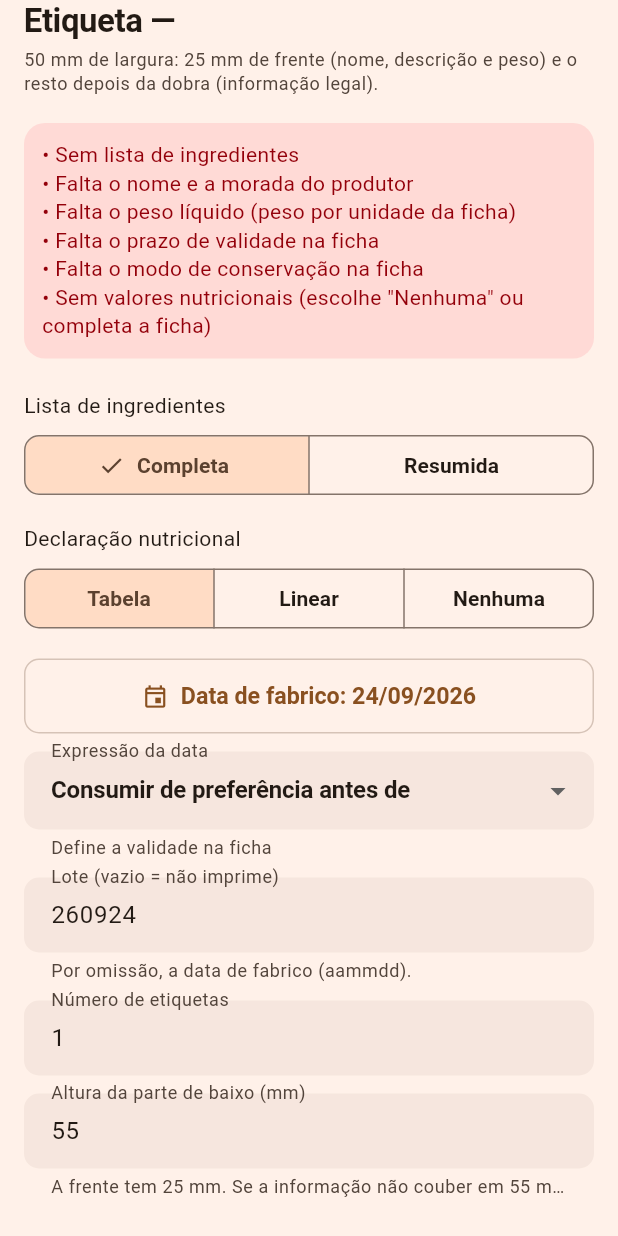
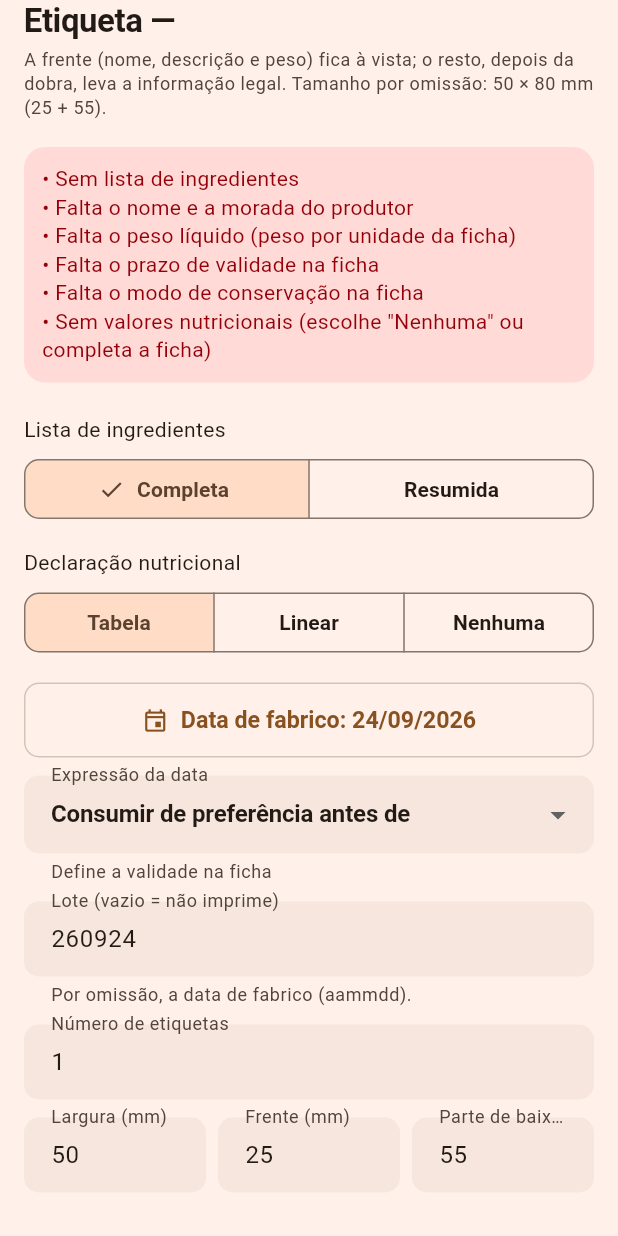
Before and after one commit to MauroJPA/turnkey_app, a Flutter app: the _Sheet widget shown alone on an empty page, opened directly with empty values, on a phone screen of 412 x 824 dp. Run offline on Flutter 3.47's test engine with Material 3 defaults, Android fonts, the phone set to English and light mode, and no system bars; our stand-ins replace csv, file_picker, flutter_riverpod, flutter_secure_storage, freezed_annotation, go_router and 1 more; missing offline and left inert: dart:html; accounts and stored records are empty.

Commit message:
Etiqueta: dimensões configuráveis com mínimo medido e alergénio destacado no nome
Largura, altura da frente e da parte de baixo passam a ser campos; a app mede
o texto e recomenda o mínimo. Quando o nome já contém o alergénio (Leite
condensado, Ovo líquido) destaca-se essa palavra sem repetir entre parênteses.

Co-Authored-By: Claude Sonnet 5 <noreply@anthropic.com>

```diff
--- a/lib/src/core/printing/print_etiquetas.dart
+++ b/lib/src/core/printing/print_etiquetas.dart
@@ -1,4 +1,5 @@
 // ignore_for_file: deprecated_member_use, avoid_web_libraries_in_flutter
+import 'dart:async';
 import 'dart:html' as html;
 
 /// Abre [paginaHtml] (página completa, com o seu próprio botão de imprimir)
@@ -7,3 +8,45 @@ void abrirPaginaEtiquetas(String paginaHtml) {
   final blob = html.Blob([paginaHtml], 'text/html');
   html.window.open(html.Url.createObjectUrlFromBlob(blob), '_blank');
 }
+
+/// Altura, em mm, que a frente e a parte de baixo da etiqueta ocupam de facto
+/// (medida ao desenhar a página, sem limite de altura).
+typedef MedidasEtiqueta = ({double frenteMm, double corpoMm});
+
+/// Desenha a página (gerada por [gerar] com um token de medição) num iframe
+/// escondido e devolve as alturas medidas, ou `null` se não foi possível.
+Future<MedidasEtiqueta?> medirEtiqueta(
+  String Function(String token) gerar,
+) async {
+  final token = DateTime.now().microsecondsSinceEpoch.toString();
+  final resposta = Completer<MedidasEtiqueta?>();
+  final sub = html.window.onMessage.listen((e) {
+    final d = e.data;
+    if (d is! String || !d.startsWith('etq:$token:')) return;
+    final p = d.split(':');
+    final f = double.tryParse(p.length > 2 ? p[2] : '');
+    final c = double.tryParse(p.length > 3 ? p[3] : '');
+    if (!resposta.isCompleted) {
+      resposta.complete(
+        f == null || c == null ? null : (frenteMm: f, corpoMm: c),
+      );
+    }
+  });
+  final frame = html.IFrameElement()
+    ..style.position = 'fixed'
+    ..style.left = '-10000px'
+    ..style.top = '0'
+    ..style.width = '800px'
+    ..style.height = '600px'
+    ..style.visibility = 'hidden'
+    ..srcdoc = gerar(token);
+  html.document.body!.append(frame);
+  try {
+    return await resposta.future.timeout(const Duration(seconds: 5));
+  } on Object {
+    return null;
+  } finally {
+    await sub.cancel();
+    frame.remove();
+  }
+}
--- a/lib/src/features/products/domain/etiqueta.dart
+++ b/lib/src/features/products/domain/etiqueta.dart
@@ -20,7 +20,7 @@ enum EtiquetaData {
   final String texto;
 }
 
-/// Tudo o que entra numa etiqueta de 50 × 80 mm: 25 mm de frente (nome e
+/// Tudo o que entra numa etiqueta (por omissão 50 × 80 mm: 25 mm de frente, nome e
 /// descrição) e 55 mm depois da dobra (informação legal).
 class EtiquetaDados {
   const EtiquetaDados({
@@ -40,6 +40,8 @@ class EtiquetaDados {
     this.lote = '',
     this.produtor = '',
     this.copias = 1,
+    this.larguraMm = 50,
+    this.alturaFrenteMm = 25,
     this.alturaCorpoMm = 55,
   });
 
@@ -67,10 +69,16 @@ class EtiquetaDados {
   final String produtor;
   final int copias;
 
-  /// Altura da parte de baixo (depois da dobra); a frente tem sempre 25 mm.
+  /// Largura da etiqueta.
+  final int larguraMm;
+
+  /// Altura da frente (nome, descrição e peso), até à dobra.
+  final int alturaFrenteMm;
+
+  /// Altura da parte de baixo (depois da dobra).
   final int alturaCorpoMm;
 
-  int get alturaTotalMm => 25 + alturaCorpoMm;
+  int get alturaTotalMm => alturaFrenteMm + alturaCorpoMm;
 
   DateTime get validade => fabrico.add(Duration(days: validadeDias));
 }
@@ -183,10 +191,13 @@ $corpo</section>
 </div>''';
 }
 
-/// Página HTML completa com [EtiquetaDados.copias] etiquetas de 50 × 80 mm:
+/// Página HTML completa com [EtiquetaDados.copias] etiquetas:
 /// no ecrã mostra a primeira ampliada, com um botão para imprimir e avisos se
 /// o texto não couber; ao imprimir, sai uma etiqueta por página.
-String etiquetaPagina(EtiquetaDados d) {
+///
+/// Com [tokenMedicao], a página envia à janela que a contém as alturas
+/// mínimas medidas (`etq:<token>:<frente>:<corpo>`), para a app as mostrar.
+String etiquetaPagina(EtiquetaDados d, {String tokenMedicao = ''}) {
   final copias = d.copias < 1 ? 1 : d.copias;
   final etiquetas = StringBuffer();
   for (var i = 0; i < copias; i++) {
@@ -199,12 +210,12 @@ String etiquetaPagina(EtiquetaDados d) {
 <meta charset="utf-8">
 <title>Etiqueta — ${_esc(d.nome)}</title>
 <style>
-  @page { size: 50mm ${d.alturaTotalMm}mm; margin: 0; }
+  @page { size: ${d.larguraMm}mm ${d.alturaTotalMm}mm; margin: 0; }
   * { box-sizing: border-box; }
   body { margin: 0; font-family: Arial, Helvetica, sans-serif; color: #000; }
-  .etq { width: 50mm; height: ${d.alturaTotalMm}mm; overflow: hidden; background: #fff; break-after: page; page-break-after: always; position: relative; }
+  .etq { width: ${d.larguraMm}mm; height: ${d.alturaTotalMm}mm; overflow: hidden; background: #fff; break-after: page; page-break-after: always; position: relative; }
   .etq:last-child { break-after: auto; page-break-after: auto; }
-  .topo { height: 25mm; padding: 2mm 2.5mm; overflow: hidden; text-align: center; display: flex; flex-direction: column; justify-content: center; }
+  .topo { height: ${d.alturaFrenteMm}mm; padding: 2mm 2.5mm; overflow: hidden; text-align: center; display: flex; flex-direction: column; justify-content: center; }
   .topo h1 { font-size: 13pt; margin: 0 0 1mm; text-transform: uppercase; line-height: 1.1; }
   .topo .desc { font-size: 7.5pt; margin: 0; line-height: 1.2; }
   .topo .peso { font-size: 8pt; font-weight: bold; margin: 1.2mm 0 0; }
@@ -234,7 +245,8 @@ String etiquetaPagina(EtiquetaDados d) {
 <body>
 <div class="barra">
   <button onclick="window.print()">Imprimir $copias etiqueta${copias == 1 ? '' : 's'}</button>
-  <span> 50 × ${d.alturaTotalMm} mm · frente 25 mm + ${d.alturaCorpoMm} mm depois da dobra. No diálogo: papel 50 × ${d.alturaTotalMm} mm, margens nenhumas, escala 100 %.</span>
+  <span> ${d.larguraMm} × ${d.alturaTotalMm} mm · frente ${d.alturaFrenteMm} mm + ${d.alturaCorpoMm} mm depois da dobra. No diálogo: papel ${d.larguraMm} × ${d.alturaTotalMm} mm, margens nenhumas, escala 100 %.</span>
+  <div id="medido"></div>
   <div class="aviso" id="aviso"></div>
 </div>
 $etiquetas
@@ -242,9 +254,13 @@ $etiquetas
   (function () {
     var e = document.querySelector('.etq');
     if (!e) return;
+    function mm(el) { var h = el.style.height; el.style.height = 'auto'; var v = el.offsetHeight / 3.7795; el.style.height = h; return v; }
+    var t0 = e.querySelector('.topo'), c0 = e.querySelector('.corpo');
+    if ('$tokenMedicao' && window.parent !== window) window.parent.postMessage('etq:$tokenMedicao:' + mm(t0).toFixed(1) + ':' + mm(c0).toFixed(1), '*');
+    document.getElementById('medido').textContent = 'Mínimo medido: frente ' + Math.ceil(mm(t0)) + ' mm · parte de baixo ' + Math.ceil(mm(c0)) + ' mm.';
     var msgs = [];
     var topo = e.querySelector('.topo'), corpo = e.querySelector('.corpo');
-    if (topo.scrollHeight > topo.clientHeight + 1) msgs.push('O nome/descrição não cabe nos 25 mm da frente — encurta a descrição.');
+    if (topo.scrollHeight > topo.clientHeight + 1) msgs.push('O nome/descrição não cabe nos ${d.alturaFrenteMm} mm da frente — encurta a descrição ou aumenta a altura.');
     if (corpo.scrollHeight > corpo.clientHeight + 1) msgs.push('A informação não cabe nos ${d.alturaCorpoMm} mm — usa a lista resumida, a nutrição linear ou aumenta a altura.');
     if (msgs.length) { e.classList.add('estoira'); document.getElementById('aviso').innerHTML = '⚠ ' + msgs.join('<br>⚠ '); }
   })();
--- a/lib/src/features/products/presentation/etiqueta_sheet.dart
+++ b/lib/src/features/products/presentation/etiqueta_sheet.dart
@@ -1,3 +1,5 @@
+import 'dart:async';
+
 import 'package:flutter/material.dart';
 import 'package:flutter_riverpod/flutter_riverpod.dart';
 
@@ -40,7 +42,12 @@ class _SheetState extends ConsumerState<_Sheet> {
   bool _mostrarE = false;
   final _copias = TextEditingController(text: '1');
   final _lote = TextEditingController();
+  final _largura = TextEditingController(text: '50');
+  final _frente = TextEditingController(text: '25');
   final _altura = TextEditingController(text: '55');
+  MedidasEtiqueta? _medidas;
+  String _htmlMedido = '';
+  Timer? _debounce;
   final _produtor = TextEditingController();
   bool _loteTocado = false;
   bool _produtorCarregado = false;
@@ -56,7 +63,10 @@ class _SheetState extends ConsumerState<_Sheet> {
   void dispose() {
     _copias.dispose();
     _lote.dispose();
+    _largura.dispose();
+    _frente.dispose();
     _altura.dispose();
+    _debounce?.cancel();
     _produtor.dispose();
     super.dispose();
   }
@@ -126,8 +136,29 @@ class _SheetState extends ConsumerState<_Sheet> {
       lote: _lote.text,
       produtor: _produtor.text,
       copias: (int.tryParse(_copias.text.trim()) ?? 1).clamp(1, 500),
-      alturaCorpoMm: (int.tryParse(_altura.text.trim()) ?? 55).clamp(30, 120),
+      larguraMm: (int.tryParse(_largura.text.trim()) ?? 50).clamp(30, 120),
+      alturaFrenteMm: (int.tryParse(_frente.text.trim()) ?? 25).clamp(15, 80),
+      alturaCorpoMm: (int.tryParse(_altura.text.trim()) ?? 55).clamp(30, 150),
     );
+  }
+
+  void _agendarMedicao(String html) {
+    if (html == _htmlMedido) return;
+    _htmlMedido = html;
+    _debounce?.cancel();
+    _debounce = Timer(const Duration(milliseconds: 400), () async {
+      final m = await medirEtiqueta(
+        (t) => etiquetaPagina(_dados(), tokenMedicao: t),
+      );
+      if (mounted && _htmlMedido == html) setState(() => _medidas = m);
+    });
+  }
+
+  void _usarMinimo(MedidasEtiqueta m) {
+    setState(() {
+      _frente.text = '${m.frenteMm.ceil()}';
+      _altura.text = '${m.corpoMm.ceil()}';
+    });
   }
 
   @override
@@ -140,7 +171,14 @@ class _SheetState extends ConsumerState<_Sheet> {
     }
     final ehOwner = ref.watch(currentPapelProvider).isOwner;
     final cs = Theme.of(context).colorScheme;
-    final avisos = avisosEtiqueta(_dados());
+    final dados = _dados();
+    final avisos = avisosEtiqueta(dados);
+    _agendarMedicao(etiquetaPagina(dados));
+    final medidas = _medidas;
+    final curto =
+        medidas != null &&
+        (medidas.frenteMm > dados.alturaFrenteMm + 0.5 ||
+            medidas.corpoMm > dados.alturaCorpoMm + 0.5);
 
     return Padding(
       padding: EdgeInsets.only(
@@ -157,8 +195,9 @@ class _SheetState extends ConsumerState<_Sheet> {
           ),
           const SizedBox(height: 4),
           Text(
-            '50 mm de largura: 25 mm de frente (nome, descrição e peso) e o '
-            'resto depois da dobra (informação legal).',
+            'A frente (nome, descrição e peso) fica à vista; o resto, depois da '
+            'dobra, leva a informação legal. Tamanho por omissão: 50 × 80 mm '
+            '(25 + 55).',
             style: Theme.of(context).textTheme.bodySmall,
           ),
           if (avisos.isNotEmpty) ...[
@@ -242,15 +281,65 @@ class _SheetState extends ConsumerState<_Sheet> {
             decoration: const InputDecoration(labelText: 'Número de etiquetas'),
           ),
           const SizedBox(height: 12),
-          TextField(
-            controller: _altura,
-            keyboardType: TextInputType.number,
-            onChanged: (_) => setState(() {}),
-            decoration: const InputDecoration(
-              labelText: 'Altura da parte de baixo (mm)',
-              helperText:
-                  'A frente tem 25 mm. Se a informação não couber em 55 mm, '
-                  'aumenta (ex.: 75).',
+          Row(
+            crossAxisAlignment: CrossAxisAlignment.start,
+            children: [
+              for (final (c, l) in [
+                (_largura, 'Largura (mm)'),
+                (_frente, 'Frente (mm)'),
+                (_altura, 'Parte de baixo (mm)'),
+              ]) ...[
+                Expanded(
+                  child: TextField(
+                    controller: c,
+                    keyboardType: TextInputType.number,
+                    onChanged: (_) => setState(() {}),
+                    decoration: InputDecoration(labelText: l),
+                  ),
+                ),
+                if (c != _altura) const SizedBox(width: 8),
+              ],
+            ],
+          ),
+          const SizedBox(height: 8),
+          Card(
+            color: curto ? cs.errorContainer : cs.surfaceContainerHighest,
+            child: Padding(
+              padding: const EdgeInsets.all(12),
+              child: Column(
+                crossAxisAlignment: CrossAxisAlignment.start,
+                children: [
+                  Text(
+                    medidas == null
+                        ? 'A calcular o tamanho mínimo…'
+                        : 'Mínimo recomendado com estes dados e '
+                              '${dados.larguraMm} mm de largura: frente '
+                              '${medidas.frenteMm.ceil()} mm + parte de baixo '
+                              '${medidas.corpoMm.ceil()} mm '
+                              '(${dados.larguraMm} × '
+                              '${medidas.frenteMm.ceil() + medidas.corpoMm.ceil()} mm).',
+                    style: TextStyle(color: curto ? cs.onErrorContainer : null),
+                  ),
+                  if (curto)
+                    Padding(
+                      padding: const EdgeInsets.only(top: 4),
+                      child: Text(
+                        'Com o tamanho escolhido, parte do texto fica cortada.',
+                        style: TextStyle(color: cs.onErrorContainer),
+                      ),
+                    ),
+                  if (medidas != null)
+                    TextButton(
+                      onPressed: () => _usarMinimo(medidas),
+                      child: const Text('Usar o mínimo'),
+                    ),
+                  Text(
+                    'Letra de 6 pt (já perto do mínimo legal, por isso não se '
+                    'reduz). Uma etiqueta mais estreita precisa de mais altura.',
+                    style: Theme.of(context).textTheme.bodySmall,
+                  ),
+                ],
+              ),
             ),
           ),
           const SizedBox(height: 12),
```
Also changed, not shown: lib/src/features/products/domain/lista_ingredientes.dart (+40 -5 lines), 5 other files.
